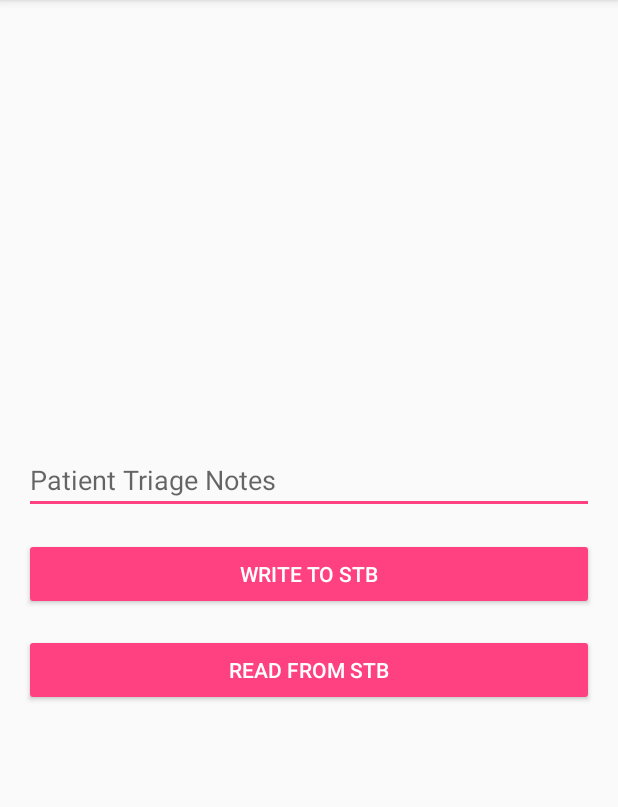
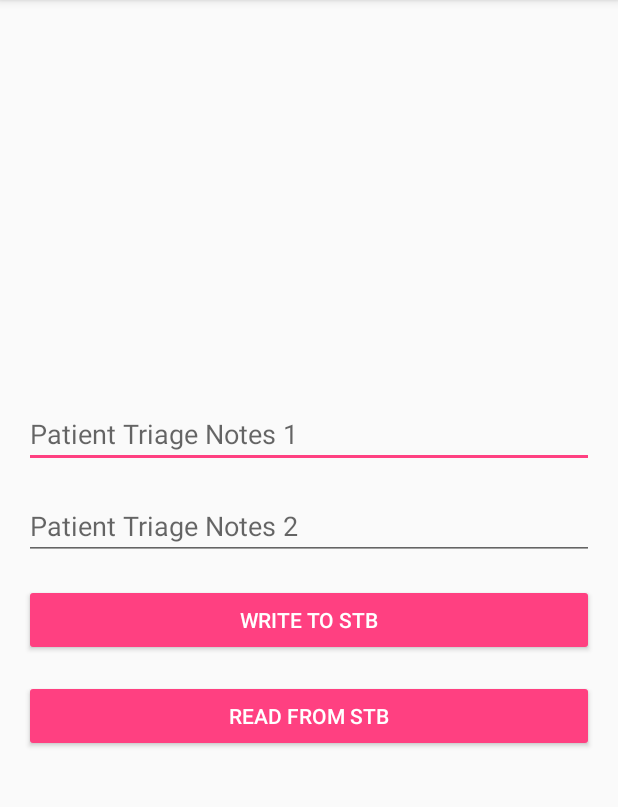
Before and after one commit to noah-johnson/Capstone, an Android app: the screen it shows after launch (MainActivity), on a phone screen of 412 x 824 dp, the part 84-891 px from its top. Run offline under Robolectric (Android 15) with nearby library versions, the phone set to English and light mode, and no system bars.

Commit message:
added a second input field for testing string concatenation

```diff
--- a/STB/NFC/app/src/main/java/com/learn2crack/nfc/MainActivity.java
+++ b/STB/NFC/app/src/main/java/com/learn2crack/nfc/MainActivity.java
@@ -18,6 +18,7 @@ public class MainActivity extends AppCompatActivity implements Listener{
     public static final String TAG = MainActivity.class.getSimpleName();
 
     private EditText mEtMessage;
+    private EditText mEtMessage2;
     private Button mBtWrite;
     private Button mBtRead;
 
@@ -41,6 +42,7 @@ public class MainActivity extends AppCompatActivity implements Listener{
     private void initViews() {
 
         mEtMessage = (EditText) findViewById(R.id.et_message);
+        mEtMessage2 = (EditText) findViewById(R.id.et_message_2);
         mBtWrite = (Button) findViewById(R.id.btn_write);
         mBtRead = (Button) findViewById(R.id.btn_read);
 
@@ -129,7 +131,7 @@ public class MainActivity extends AppCompatActivity implements Listener{
 
                 if (isWrite) {
 
-                    String messageToWrite = mEtMessage.getText().toString();
+                    String messageToWrite = mEtMessage.getText().toString() + mEtMessage2.getText().toString();
                     mNfcWriteFragment = (NFCWriteFragment) getFragmentManager().findFragmentByTag(NFCWriteFragment.TAG);
                     mNfcWriteFragment.onNfcDetected(ndef,messageToWrite);
 
--- a/STB/NFC/app/src/main/res/layout/activity_main.xml
+++ b/STB/NFC/app/src/main/res/layout/activity_main.xml
@@ -15,13 +15,21 @@
         android:id="@+id/et_message"
         android:layout_width="match_parent"
         android:layout_height="wrap_content"
-        android:hint="@string/hint_message"/>
+        android:hint="@string/hint_message_1"/>
+
+    <EditText
+        android:id="@+id/et_message_2"
+        android:layout_width="match_parent"
+        android:layout_height="wrap_content"
+        android:layout_below="@+id/et_message"
+        android:layout_marginTop="@dimen/activity_horizontal_margin"
+        android:hint="@string/hint_message_2"/>
 
     <Button
         android:id="@+id/btn_write"
         android:layout_width="match_parent"
         android:layout_height="wrap_content"
-        android:layout_below="@+id/et_message"
+        android:layout_below="@+id/et_message_2"
         android:layout_marginTop="@dimen/activity_horizontal_margin"
         android:text="@string/message_write_tag"
         style="@style/Widget.AppCompat.Button.Colored"/>
--- a/STB/NFC/app/src/main/res/values/strings.xml
+++ b/STB/NFC/app/src/main/res/values/strings.xml
@@ -7,5 +7,6 @@
     <string name="message_read_tag">Read from STB</string>
     <string name="message_write_tag">Write to STB</string>
     <string name="message_tap_tag">Tap the STB to your device</string>
-    <string name="hint_message">Patient Triage Notes</string>
+    <string name="hint_message_1">Patient Triage Notes 1</string>
+    <string name="hint_message_2">Patient Triage Notes 2</string>
 </resources>
```
